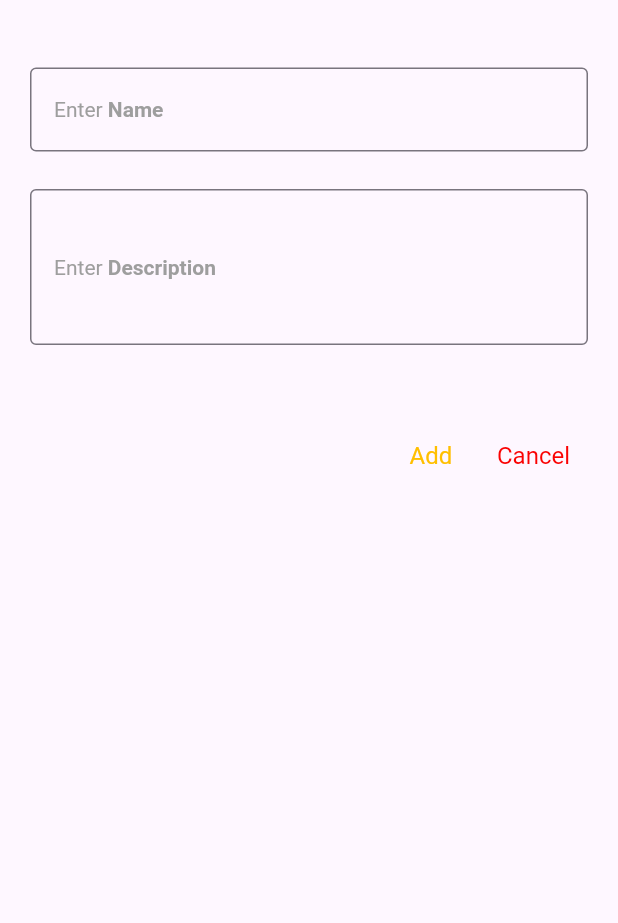
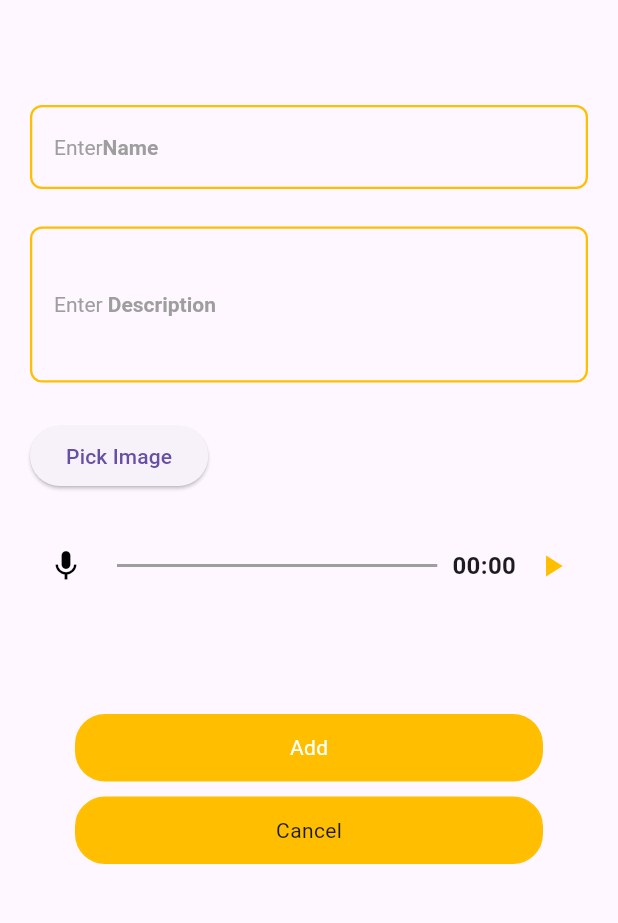
Before and after one commit to laiba-yousaf/NoteAPP, a Flutter app: the AddNotesView screen opened by its route, on a phone screen of 412 x 824 dp, the part 84-1007 px from its top. Run offline on Flutter 3.47's test engine with Material 3 defaults, Android fonts, the phone set to English and light mode, and no system bars; our stand-ins replace audioplayers, cloud_firestore, firebase_auth, firebase_core, firebase_storage, fluttertoast and 6 more; missing offline and left inert: record; accounts and stored records are empty.

Commit message:
first commit

```diff
--- a/lib/ui/models/notes_model.dart
+++ b/lib/ui/models/notes_model.dart
@@ -3,14 +3,17 @@ class NotesModel {
   String title;
   String description;
   int? intValue;
-  Map<String, dynamic>? mapValue;
+  String? audioUrl;
+  String? imageUrl;
+
 
   NotesModel({
     required this.id,
     required this.title,
     required this.description,
     this.intValue,
-    this.mapValue,
+    this.audioUrl,
+    this.imageUrl
   });
 
   // Convert Firestore DocumentSnapshot to NotesModel
@@ -21,7 +24,8 @@ class NotesModel {
       title: data['title'] ?? '',
       description: data['description'] ?? '',
       intValue: data['intValue'] as int?,
-      mapValue: data['mapValue'] as Map<String, dynamic>?,
+      audioUrl: data['audioUrl'] as String ,
+      imageUrl: data['imageUrl'] as String
     );
   }
 
@@ -31,7 +35,8 @@ class NotesModel {
       'title': title,
       'description': description,
       'intValue': intValue,
-      'mapValue': mapValue,
+      'audioUrl':audioUrl,
+      'imageUrl':imageUrl
     };
   }
 }
--- a/lib/ui/views/add_notes/add_notes_view.dart
+++ b/lib/ui/views/add_notes/add_notes_view.dart
@@ -2,6 +2,7 @@ import 'package:flutter/material.dart';
 import 'package:stacked/stacked.dart';
 import 'package:todo_app/ui/common/app_colors.dart' show kcPrimaryColor;
 import 'package:todo_app/ui/common/ui_helpers.dart';
+import 'package:todo_app/ui/widgets/common/button/button.dart';
 import 'add_notes_viewmodel.dart';
 
 class AddNotesView extends StackedView<AddNotesViewModel> {
@@ -43,16 +44,17 @@ class AddNotesView extends StackedView<AddNotesViewModel> {
         ),
         body: Padding(
           padding: const EdgeInsets.all(20.0),
+          child: SingleChildScrollView(
             child: Column(
               crossAxisAlignment: CrossAxisAlignment.start,
               children: [
-              verticalSpaceMedium,
+                verticalSpaceLarge,
                 TextFormField(
                   controller: viewModel.titleController,
                   decoration: InputDecoration(
                     label: RichText(
                       text: const TextSpan(
-                      text: 'Enter ',
+                        text: 'Enter',
                         style: TextStyle(color: Colors.grey),
                         children: <TextSpan>[
                           TextSpan(
@@ -63,6 +65,12 @@ class AddNotesView extends StackedView<AddNotesViewModel> {
                       ),
                     ),
                     border: const OutlineInputBorder(),
+                    enabledBorder: OutlineInputBorder(
+                      borderRadius: BorderRadius.circular(8.0),
+                      borderSide: const BorderSide(
+                          color: kcPrimaryColor,
+                          width: 1.5), // Default border color
+                    ),
                   ),
                 ),
                 verticalSpaceMedium,
@@ -81,46 +89,90 @@ class AddNotesView extends StackedView<AddNotesViewModel> {
                         ],
                       ),
                     ),
-                  border: const OutlineInputBorder(),
+                    border: const OutlineInputBorder(
+                        borderSide:
+                            BorderSide(color: kcPrimaryColor, width: 2.0)),
+                    enabledBorder: OutlineInputBorder(
+                      borderRadius: BorderRadius.circular(8.0),
+                      borderSide: const BorderSide(
+                          color: kcPrimaryColor,
+                          width: 1.5), // Default border color
+                    ), // Border color
                   ),
                   maxLines: 3,
                 ),
+                verticalSpaceMedium,
+                if (viewModel.selectedImage != null)
+                  Image.file(viewModel.selectedImage!,
+                      height: 100, width: 100, fit: BoxFit.cover),
+                ElevatedButton(
+                    onPressed: viewModel.pickImage,
+                    child: const Text("Pick Image")),
+                verticalSpaceMedium,
+                Row(
+                  mainAxisAlignment: MainAxisAlignment.spaceEvenly,
+                  children: [
+                    IconButton(
+                      icon: Icon(Icons.mic,
+                          color: viewModel.isRecording
+                              ? Colors.red
+                              : Colors.black),
+                      onPressed: viewModel.isRecording
+                          ? viewModel.stopRecording
+                          : viewModel.startRecording,
+                    ),
+                    // Line or Waveform
+                    Expanded(
+                      child: Container(
+                        height: 2,
+                        color: viewModel.isRecording
+                            ? Colors.red
+                            : Colors.grey, // Line color changes while recording
+                        margin: const EdgeInsets.symmetric(horizontal: 10),
+                      ),
+                    ),
+
+                    Text(
+                      '${(viewModel.seconds ~/ 60).toString().padLeft(2, '0')}:${(viewModel.seconds % 60).toString().padLeft(2, '0')}',
+                      style: const TextStyle(
+                          fontSize: 16, fontWeight: FontWeight.bold),
+                    ),
+                    verticalSpaceSmall,
+                    IconButton(
+                      icon: Icon(
+                        viewModel.isPlaying ? Icons.stop : Icons.play_arrow,
+                        color: kcPrimaryColor,
+                      ),
+                      onPressed: () {
+                        viewModel.isPlaying
+                            ? viewModel.stopAudio()
+                            : viewModel.playAudio();
+                      },
+                    ),
+                  ],
+                ),
                 verticalSpaceLarge,
-              Row(
-                mainAxisAlignment: MainAxisAlignment.end,
-                children: [
-                  TextButton(
-                    onPressed: () {
+                verticalSpaceMedium,
+                Button(
+                  title: "Add",
+                  onTap: () {
                     viewModel.addNote();
                     Navigator.pop(context);
                   },
-                    child: RichText(
-                      text: const TextSpan(
-                        text: 'Add',
-                        style: TextStyle(
                   color: kcPrimaryColor,
-                          fontSize: 16,
+                  borderStatus: true,
                 ),
-                      ),
-                    ),
-                  ),
-                  TextButton(
-                    onPressed: () {
+                verticalSpaceSmall,
+                Button(
+                  title: "Cancel",
+                  onTap: () {
                     Navigator.pop(context);
                   },
-                    child: RichText(
-                      text: const TextSpan(
-                        text: 'Cancel',
-                        style: TextStyle(
-                          color: Color.fromARGB(255, 250, 2, 2),
-                          fontSize: 16,
-                        ),
-                      ),
-                    ),
+                  color: kcPrimaryColor,
+                  borderStatus: false,
                 ),
               ],
             ),
-            ],
           ),
         ),
       ),
--- a/lib/ui/widgets/common/button/button.dart
+++ b/lib/ui/widgets/common/button/button.dart
@@ -43,7 +43,7 @@ class Button extends StackedView<ButtonModel> {
           width: width ?? screenWidth(context),
           decoration: BoxDecoration(
               borderRadius: BorderRadius.circular(20.0),
-              color: borderStatus ? color : null,
+              color: color,
               border: borderStatus ? null : Border.all(color: color!)),
           child: Center(
             child: loading
@@ -51,7 +51,7 @@ class Button extends StackedView<ButtonModel> {
                 : Text(
                     title,
                     style: TextStyle(
-                        color: borderStatus ? Colors.white : kcPrimaryColor),
+                        color: borderStatus ? Colors.white : kcDarkGreyColor),
                   ),
           ),
         ),
--- a/lib/ui/widgets/common/textfield/textfield.dart
+++ b/lib/ui/widgets/common/textfield/textfield.dart
@@ -33,8 +33,9 @@ class Textfield extends StackedView<TextfieldModel> {
   ) {
     return Container(
       decoration: BoxDecoration(
-        color: borderTitle == null ? kcVeryLightGrey : null,
+       // color: borderTitle == null ? kcPrimaryColor : null,
         borderRadius: BorderRadius.circular(10.0),
+        border: Border.all(color: kcPrimaryColor)
       ),
       child: ctrl != null
           ? TextFormField(
```
Also changed, not shown: lib/services/firestore_service_service.dart (+34 -0 lines), lib/ui/views/add_notes/add_notes_viewmodel.dart (+122 -3 lines), lib/ui/views/edit_screen/edit_screen_view.dart (+23 -28 lines), lib/ui/views/login/login_view.dart (+7 -6 lines), lib/ui/views/reset_password/reset_password_view.dart (+21 -5 lines), lib/ui/views/sign_up/sign_up_view.dart (+5 -3 lines), pubspec.yaml (+6 -1 lines), pubspec.lock, 218 other files. Lines whose indentation alone changed are shown as unchanged.
